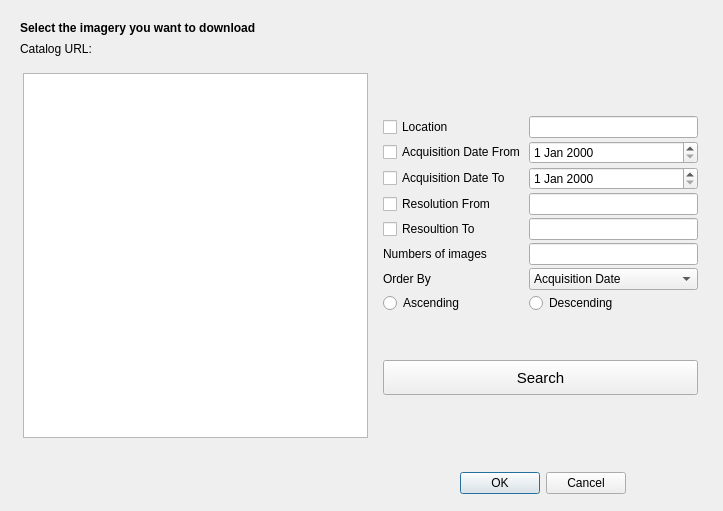
hotosm/oam-qgis-plugin, file OpenAerialMap/gui/ui/img_search_dialog.ui: the form before one commit.
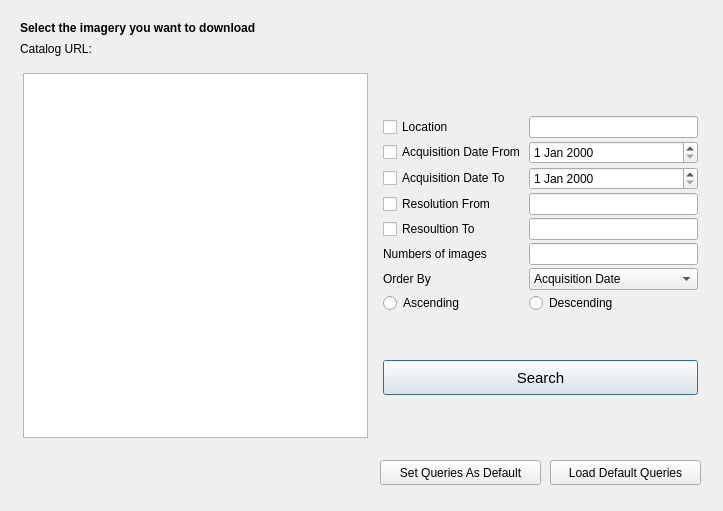
The form after the commit.

Commit message: Added loadQueriesSettings and saveQueriesSettings functions in img_search_dialog.py

Patch:
```diff
--- a/OpenAerialMap/gui/ui/img_search_dialog.ui
+++ b/OpenAerialMap/gui/ui/img_search_dialog.ui
@@ -20,22 +20,6 @@
   <property name="windowTitle">
    <string>Search Imagery</string>
   </property>
-  <widget class="QDialogButtonBox" name="buttonBox">
-   <property name="geometry">
-    <rect>
-     <x>450</x>
-     <y>470</y>
-     <width>176</width>
-     <height>27</height>
-    </rect>
-   </property>
-   <property name="standardButtons">
-    <set>QDialogButtonBox::Cancel|QDialogButtonBox::Ok</set>
-   </property>
-   <property name="centerButtons">
-    <bool>false</bool>
-   </property>
-  </widget>
   <widget class="QLabel" name="label">
    <property name="geometry">
     <rect>
@@ -264,6 +248,32 @@
     </item>
    </layout>
   </widget>
+  <widget class="QPushButton" name="pbSetDefault">
+   <property name="geometry">
+    <rect>
+     <x>380</x>
+     <y>460</y>
+     <width>161</width>
+     <height>25</height>
+    </rect>
+   </property>
+   <property name="text">
+    <string>Set Queries As Default</string>
+   </property>
+  </widget>
+  <widget class="QPushButton" name="pbLoadDefault">
+   <property name="geometry">
+    <rect>
+     <x>550</x>
+     <y>460</y>
+     <width>151</width>
+     <height>25</height>
+    </rect>
+   </property>
+   <property name="text">
+    <string>Load Default Queries</string>
+   </property>
+  </widget>
  </widget>
  <resources/>
  <connections/>
```
The commit also changes 1 other file.
